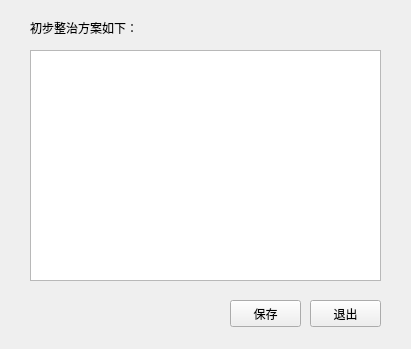
The window that chubufanganform.ui (herow/youxuan) describes before a commit, drawn with Qt 5.
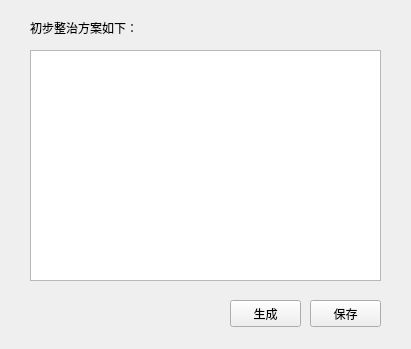
The same window after the commit.

Diff of the .ui file:
```diff
--- a/chubufanganform.ui
+++ b/chubufanganform.ui
@@ -46,7 +46,7 @@
     </rect>
    </property>
    <property name="text">
-    <string>保存</string>
+    <string>生成</string>
    </property>
   </widget>
   <widget class="QPushButton" name="pushButton_2">
@@ -59,7 +59,7 @@
     </rect>
    </property>
    <property name="text">
-    <string>退出</string>
+    <string>保存</string>
    </property>
   </widget>
  </widget>
```
Left out of the diff: 4 changed lines with no effect on the pictures.
